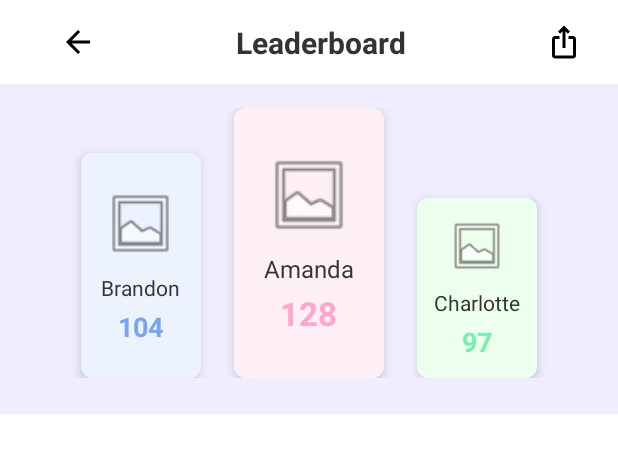
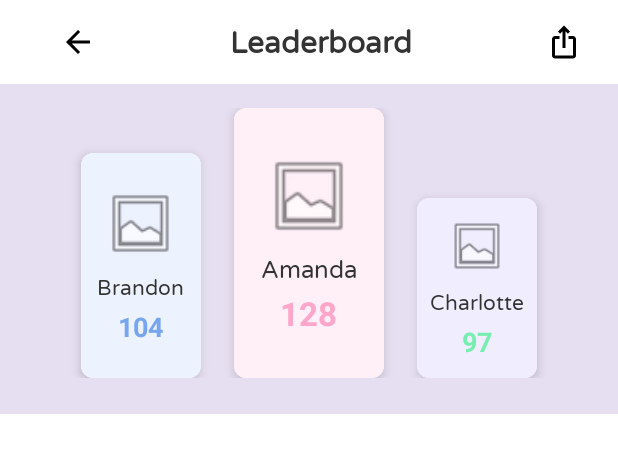
Before and after one commit to dgxy2002/Centsible_frontend, an Android app: the layout activity_main.xml on its own in the app's theme, with its tools: preview values and no code run, on a phone screen of 412 x 824 dp. Shown: the top 453 px of the screen. Run offline under Robolectric (Android 15) with nearby library versions, the phone set to English and light mode, and no system bars.

Commit message:
Leaderboard changes
font change and colour change

```diff
--- a/app/src/main/AndroidManifest.xml
+++ b/app/src/main/AndroidManifest.xml
@@ -29,6 +29,10 @@
             android:name=".StreaksActivity"
             android:exported="true"/>
 
+        <activity
+            android:name=".MainActivity"
+            android:exported="true"/>
+
 
         <activity
             android:name=".ActivityActivity"
--- a/app/src/main/java/com/example/andyapp/MainActivity.java
+++ b/app/src/main/java/com/example/andyapp/MainActivity.java
@@ -45,7 +45,7 @@ public class MainActivity extends AppCompatActivity {
         ImageButton btn_back = findViewById(R.id.btn_back);
 
         btn_back.setOnClickListener(view -> {
-            Intent subActivityIntent = new Intent(view.getContext(), Dashboard.class);
+            Intent subActivityIntent = new Intent(view.getContext(), NavigationDrawerActivity.class);
             startActivity(subActivityIntent);
         });
     }
--- a/app/src/main/java/com/example/andyapp/NavigationDrawerActivity.java
+++ b/app/src/main/java/com/example/andyapp/NavigationDrawerActivity.java
@@ -4,6 +4,7 @@ import android.view.MenuItem;
 import android.view.View;
 import android.widget.ImageButton;
 import android.widget.Toast;
+import android.content.Intent;
 
 import androidx.activity.EdgeToEdge;
 import androidx.annotation.NonNull;
@@ -54,7 +55,8 @@ public class NavigationDrawerActivity extends AppCompatActivity {
                if (itemid == R.id.navAvatar){
                    changeFragment(new DashboardFragment());
                }else if (itemid == R.id.navLB){
-                   Toast.makeText(NavigationDrawerActivity.this, "leaderboard", Toast.LENGTH_SHORT).show();
+                   Intent intent = new Intent(NavigationDrawerActivity.this, MainActivity.class);
+                   startActivity(intent);
                }else if (itemid == R.id.navGroups){
                    changeFragment(new GroupsFragment());
                }else if (itemid == R.id.navSettings){
--- a/app/src/main/res/layout/activity_main.xml
+++ b/app/src/main/res/layout/activity_main.xml
@@ -25,7 +25,7 @@
         android:layout_height="wrap_content"
         android:paddingTop="16dp"
         android:paddingBottom="24dp"
-        android:background="@color/centsible_light_purple"
+        android:background="@color/buttons"
         app:layout_constraintTop_toBottomOf="@id/toolbar">
 
         <!-- Second place (left) -->
@@ -62,6 +62,7 @@
                     android:layout_height="wrap_content"
                     android:layout_marginTop="8dp"
                     android:text="Brandon"
+                    android:fontFamily="@font/varela_round"
                     android:textColor="@color/centsible_text_primary"
                     android:textSize="14sp" />
 
@@ -110,6 +111,7 @@
                     android:layout_height="wrap_content"
                     android:layout_marginTop="8dp"
                     android:text="Amanda"
+                    android:fontFamily="@font/varela_round"
                     android:textColor="@color/centsible_text_primary"
                     android:textSize="16sp" />
 
@@ -143,7 +145,7 @@
             <LinearLayout
                 android:layout_width="match_parent"
                 android:layout_height="match_parent"
-                android:background="@color/centsible_light_green"
+                android:background="@color/centsible_light_purple"
                 android:gravity="center"
                 android:orientation="vertical"
                 android:padding="8dp">
@@ -160,6 +162,7 @@
                     android:layout_height="wrap_content"
                     android:layout_marginTop="8dp"
                     android:text="Charlotte"
+                    android:fontFamily="@font/varela_round"
                     android:textColor="@color/centsible_text_primary"
                     android:textSize="14sp" />
 
--- a/app/src/main/res/layout/streaks_toolbar_layout.xml
+++ b/app/src/main/res/layout/streaks_toolbar_layout.xml
@@ -34,6 +34,7 @@
             android:textColor="@color/centsible_text_primary"
             android:textSize="20sp"
             android:textStyle="bold"
+            android:fontFamily="@font/varela_round"
             app:layout_constraintStart_toStartOf="parent"
             app:layout_constraintEnd_toEndOf="parent"
             app:layout_constraintTop_toTopOf="parent"
--- a/app/src/main/res/layout/toolbar_layout.xml
+++ b/app/src/main/res/layout/toolbar_layout.xml
@@ -30,6 +30,7 @@
             android:layout_width="wrap_content"
             android:layout_height="wrap_content"
             android:text="Leaderboard"
+            android:fontFamily="@font/varela_round"
             android:textColor="@color/centsible_text_primary"
             android:textSize="20sp"
             android:textStyle="bold"
```
